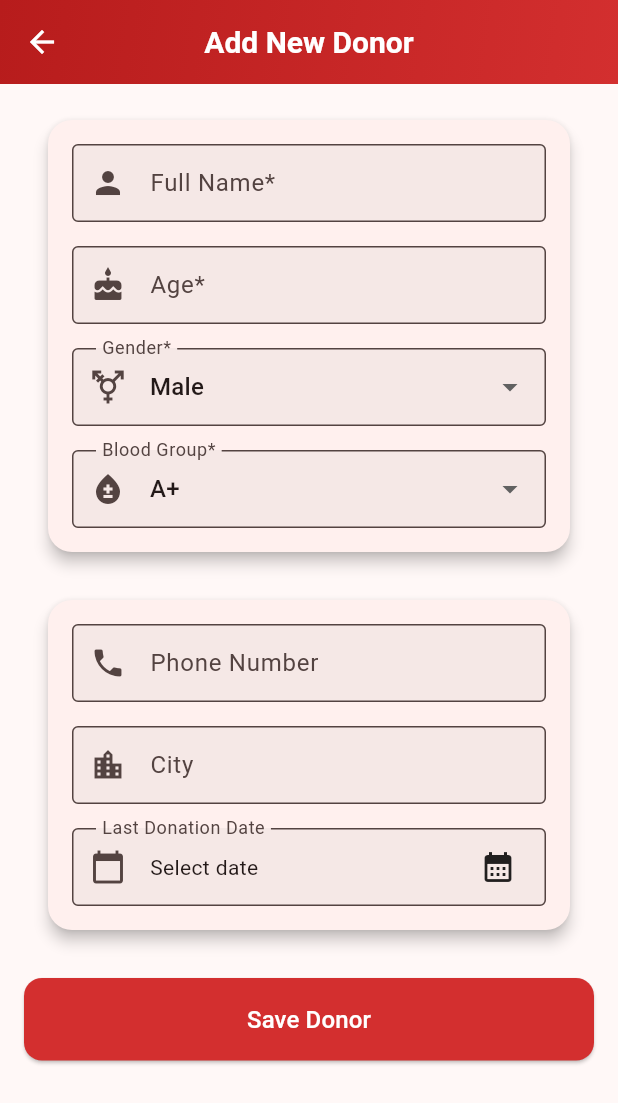
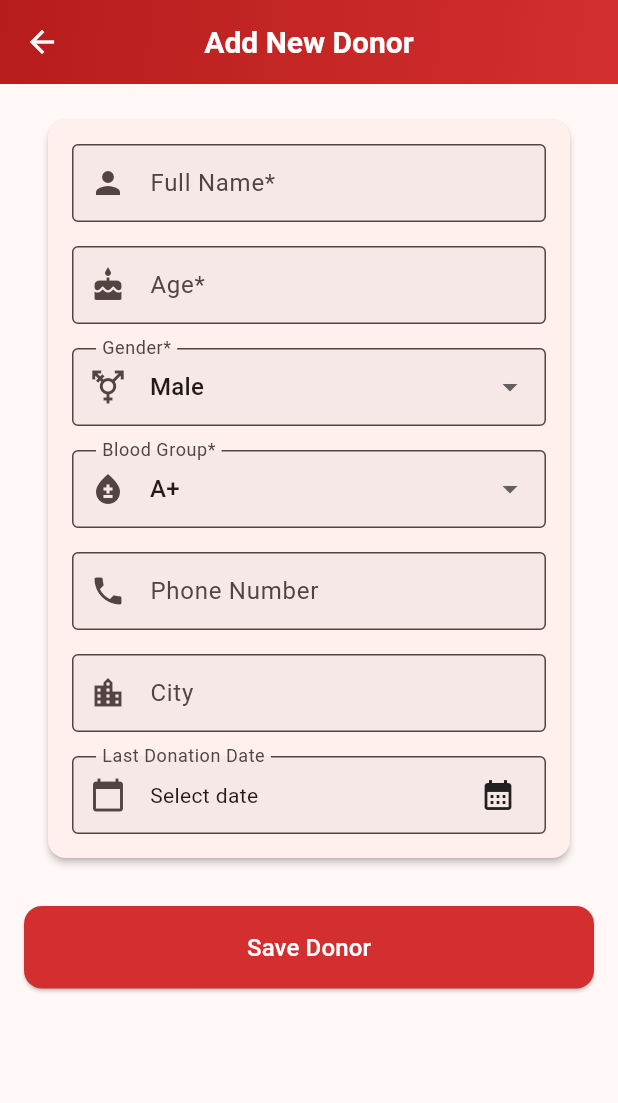
Before and after one commit to Ehsan2022/blood-tracker, a Flutter app: the screen it shows after launch, after a tap on the "add" icon, on a phone screen of 412 x 824 dp. Shown: the top 1103 px of the screen. Run offline on Flutter 3.47's test engine with Material 3 defaults, Android fonts, the phone set to English and light mode, and no system bars; our stand-ins replace liquid_pull_to_refresh; network calls fail.

Commit message:
UI updated

```diff
--- a/front/lib/main.dart
+++ b/front/lib/main.dart
@@ -1,3 +1,4 @@
+import 'package:class_project/screens/donor_info.dart';
 import 'package:flutter/material.dart';
 import 'package:class_project/screens/about.dart';
 import 'package:class_project/screens/donor_form.dart';
@@ -22,6 +23,7 @@ class LifeBloodApp extends StatelessWidget {
           margin: const EdgeInsets.symmetric(horizontal: 16, vertical: 8),
           shape: RoundedRectangleBorder(
             borderRadius: BorderRadius.circular(16),
+
           ),
         ),
       ),
@@ -44,29 +46,39 @@ class _MainNavigationWrapperState extends State<MainNavigationWrapper> {
 
   final List<Widget> _pages = [
     const DonorListScreen(),
-    const SizedBox(), // Placeholder for add action
     const AboutScreen(),
+    const DonorInfoScreen(),
   ];
 
 @override
 Widget build(BuildContext context) {
-    return Scaffold(
+  return Stack(
+    children: [
+      Scaffold(
         key: _scaffoldKey,
+        extendBody: true,
         body: IndexedStack(
           index: _currentIndex,
           children: _pages,
         ),
-      bottomNavigationBar: _buildAnimatedNavBar(),
-      floatingActionButton: FloatingActionButton(
+        bottomNavigationBar: _buildAnimatedNavBar(_currentIndex),
+        // Remove default FAB
+      ),
+      // Manually positioned FAB
+      Positioned(
+        left: MediaQuery.of(context).size.width / 2 - 30, // Center horizontally
+        bottom: 5, // 10px from bottom
+        child: FloatingActionButton(
           onPressed: () => _navigateToDonorForm(context),
-        backgroundColor: Colors.red.shade700,
+          backgroundColor: Colors.white,
           elevation: 6,
           shape: RoundedRectangleBorder(
             borderRadius: BorderRadius.circular(50),
           ),
-        child: const Icon(Icons.add, color: Colors.white, size: 32),
+          child: const Icon(Icons.add, color: Colors.red, size: 32),
         ),
-      floatingActionButtonLocation: FloatingActionButtonLocation.centerDocked,
+      ),
+    ],
   );
 }
 
@@ -83,44 +95,61 @@ class _MainNavigationWrapperState extends State<MainNavigationWrapper> {
     }
   }
 
-  Widget _buildAnimatedNavBar() {
-    return Container(
+@override
+Widget _buildAnimatedNavBar(int index) {
+  return Stack(
+    alignment: Alignment.bottomCenter,
+    clipBehavior: Clip.none,
+    children: [
+      // The red semicircle navigation
+      Container(
+        width: MediaQuery.of(context).size.width * 0.65,
+        height: 130,
         decoration: BoxDecoration(
+          borderRadius: const BorderRadius.only(
+            topLeft: Radius.circular(150),
+            topRight: Radius.circular(150),
+          ),
           gradient: LinearGradient(
             colors: [Colors.red.shade900, Colors.red.shade700],
             begin: Alignment.topLeft,
             end: Alignment.bottomRight,
           ),
-        boxShadow: [
-          BoxShadow(
-            color: Colors.black.withOpacity(0.3),
-            blurRadius: 12,
-            spreadRadius: 2,
-          )
+        ),
+        child: Stack(
+          children: [
+            Positioned(
+              left: MediaQuery.of(context).size.width * 0.325 - 90,
+              bottom: 20, // 40px from bottom
+              child: _buildNavItem(Icons.people_alt_outlined, 0),
+            ),
+            Positioned(
+              left: MediaQuery.of(context).size.width * 0.325 - 28, // Center calculation
+              bottom: 70, // 40px from bottom
+              child: _buildNavItem(Icons.info, 1,),
+            ),
+            Positioned(
+              right: MediaQuery.of(context).size.width * 0.1 ,
+              bottom: 20, // 40px from bottom
+              child:_buildNavItem(Icons.medical_information_rounded, 2),
+            ),
           ],
         ),
-      height: 80,
-      child: Row(
-        mainAxisAlignment: MainAxisAlignment.spaceAround,
-        children: [
-          _buildNavItem(Icons.people_alt_outlined, 0, 'Donors'),
-          const SizedBox(width: 60), // Space for FAB
-          _buildNavItem(Icons.info_outline, 2, 'About'),
+      ),
     ],
-      ),
   );
 }
 
-  Widget _buildNavItem(IconData icon, int index, String label) {
+  Widget _buildNavItem(IconData icon, int index) {
     final isSelected = _currentIndex == index;
     return GestureDetector(
       onTap: () => setState(() => _currentIndex = index),
       child: AnimatedContainer(
         duration: const Duration(milliseconds: 300),
         curve: Curves.easeInOut,
-        padding: const EdgeInsets.symmetric(vertical: 8, horizontal: 12),
+        padding: const EdgeInsets.all( 8),
         decoration: BoxDecoration(
-          borderRadius: BorderRadius.circular(20),
+          shape: BoxShape.circle,
           color: isSelected ? Colors.white.withOpacity(0.2) : Colors.transparent,
         ),
         child: Column(
@@ -129,16 +158,9 @@ class _MainNavigationWrapperState extends State<MainNavigationWrapper> {
             Icon(
               icon,
               color: isSelected ? Colors.white : Colors.white.withOpacity(0.7),
-              size: 28,
+              size: index == 1 ? 36 : 28, // Larger for info icon
             ),
-            const SizedBox(height: 4),
-            Text(
-              label,
-              style: TextStyle(
-                color: isSelected ? Colors.white : Colors.white.withOpacity(0.7),
-                fontSize: 12,
-              ),
-            ),
+
           ],
         ),
       ),
--- a/front/lib/screens/about.dart
+++ b/front/lib/screens/about.dart
@@ -81,6 +81,7 @@ class AboutScreen extends StatelessWidget {
               '• Our dedicated blood donors\n• Medical professionals\n• Open source contributors\n• The Flutter community',
               Icons.volunteer_activism,
             ),
+            SizedBox(height: 130),
           ],
         ),
       ),
@@ -117,6 +118,7 @@ class AboutScreen extends StatelessWidget {
               content,
               style: const TextStyle(fontSize: 16, height: 1.5),
             ),
+
           ],
         ),
       ),
--- a/front/lib/screens/donor_form.dart
+++ b/front/lib/screens/donor_form.dart
@@ -1,3 +1,4 @@
+import 'package:class_project/app_theme.dart';
 import 'package:flutter/material.dart';
 import '../models/donor.dart';
 import '../services/api_service.dart';
@@ -33,24 +34,38 @@ class _DonorFormScreenState extends State<DonorFormScreen> {
     _selectedBloodGroup = widget.donor?.bloodGroup ?? _bloodGroups.first;
     _phoneController = TextEditingController(text: widget.donor?.phone ?? '');
     _cityController = TextEditingController(text: widget.donor?.city ?? '');
-    _lastDonation = widget.donor?.lastDonation;
+
+    if (widget.donor?.lastDonation != null) {
+      if (widget.donor!.lastDonation is String) {
+        _lastDonation = DateTime.tryParse(widget.donor!.lastDonation as String);
+      } else {
+        _lastDonation = widget.donor!.lastDonation as DateTime?;
+      }
+    }
   }
 
   @override
   Widget build(BuildContext context) {
     return Scaffold(
       appBar: AppBar(
-        title: Text(widget.donor == null ? 'Add New Donor' : 'Edit Donor'),
+        title: Text(
+          widget.donor == null ? 'Add New Donor' : 'Edit Donor',
+          style: const TextStyle(color: Colors.white),
+        ),
         centerTitle: true,
         flexibleSpace: Container(
           decoration: BoxDecoration(
             gradient: LinearGradient(
-              colors: [Colors.red.shade900, Colors.red.shade700],
+              colors: [
+                Colors.red.shade900,
+                Colors.red.shade700,
+              ],
               begin: Alignment.topLeft,
               end: Alignment.bottomRight,
             ),
           ),
         ),
+        iconTheme: const IconThemeData(color: Colors.white),
       ),
       body: SingleChildScrollView(
         padding: const EdgeInsets.all(16),
@@ -58,13 +73,7 @@ class _DonorFormScreenState extends State<DonorFormScreen> {
           key: _formKey,
           child: Column(
             children: [
-              Card(
-                elevation: 4,
-                shape: RoundedRectangleBorder(
-                  borderRadius: BorderRadius.circular(16),
-                ),
-                child: Padding(
-                  padding: const EdgeInsets.all(16),
+              ModernCard(
                 child: Column(
                   children: [
                     TextFormField(
@@ -160,20 +169,7 @@ class _DonorFormScreenState extends State<DonorFormScreen> {
                         return null;
                       },
                     ),
-                    ],
-                  ),
-                ),
-              ),
                     const SizedBox(height: 16),
-              Card(
-                elevation: 4,
-                shape: RoundedRectangleBorder(
-                  borderRadius: BorderRadius.circular(16),
-                ),
-                child: Padding(
-                  padding: const EdgeInsets.all(16),
-                  child: Column(
-                    children: [
                     TextFormField(
                       controller: _phoneController,
                       decoration: const InputDecoration(
@@ -217,7 +213,6 @@ class _DonorFormScreenState extends State<DonorFormScreen> {
                   ],
                 ),
               ),
-              ),
               const SizedBox(height: 24),
               SizedBox(
                 width: double.infinity,
@@ -230,10 +225,8 @@ class _DonorFormScreenState extends State<DonorFormScreen> {
                     ),
                   ),
                   onPressed: _submitForm,
-                  child: const Text(
-                    'Save Donor',
-                    style: TextStyle(fontSize: 16, color: Colors.white),
-                  ),
+                  child: const Text('Save Donor',
+                    style: TextStyle(fontSize: 16, color: Colors.white)),
                 ),
               ),
             ],
--- a/front/lib/screens/donor_info.dart
+++ b/front/lib/screens/donor_info.dart
@@ -48,7 +48,9 @@ class DonorInfoScreen extends StatelessWidget {
               '• Free health checkup\n• Burns 650 calories per donation\n• Reduces risk of heart disease\n• Saves up to 3 lives!',
               Icons.favorite,
             ),
+            SizedBox(height: 130),
           ],
+
         ),
       ),
     );
```
Also changed, not shown: front/lib/screens/donor_list.dart (+83 -44 lines). Lines whose indentation alone changed are shown as unchanged.
